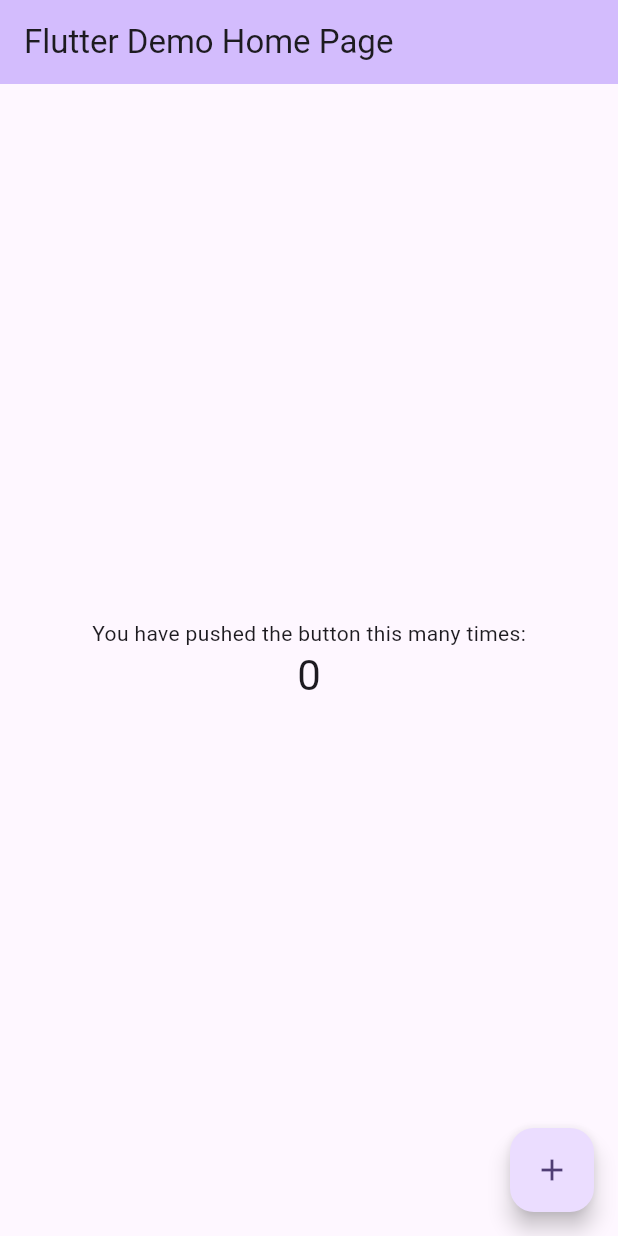
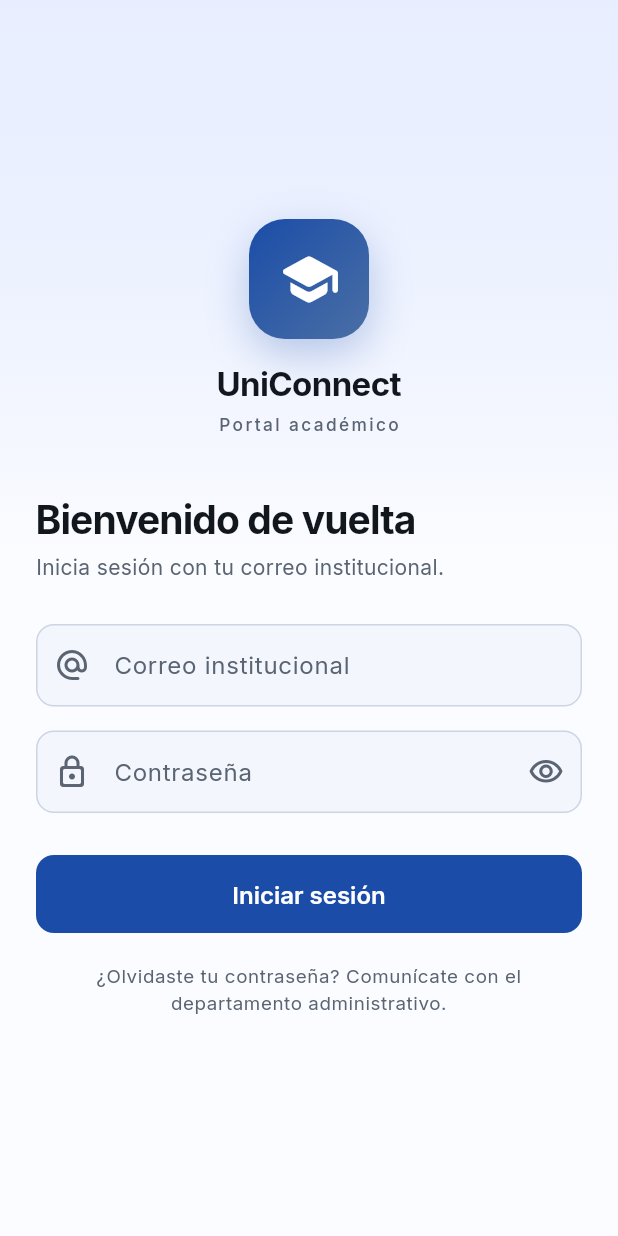
Before and after one commit to DwaRD13/adm_universidad_ui, a Flutter app: the screen it shows after launch, on a phone screen of 412 x 824 dp. Run offline on Flutter 3.47's test engine with Material 3 defaults, Android fonts, the phone set to English and light mode, and no system bars; our stand-ins replace go_router, google_fonts, shared_preferences, shimmer; accounts and stored records are empty.

Commit message:
feat(login): autenticar y redirigir segun el rol del usuario
La pantalla de arranque restaura la sesion guardada y el login
lleva al estudiante a su dashboard. Profesor y administrativo
caen por ahora en una pantalla de panel en construccion.

```diff
--- a/lib/main.dart
+++ b/lib/main.dart
@@ -1,121 +1,97 @@
 import 'package:flutter/material.dart';
+import 'package:go_router/go_router.dart';
+import 'package:intl/date_symbol_data_local.dart';
+import 'package:provider/provider.dart';
 
-void main() {
-  runApp(const MyApp());
+import 'app/router.dart';
+import 'app/tema.dart';
+import 'nucleo/api_cliente.dart';
+import 'proveedores/asistencia_proveedor.dart';
+import 'proveedores/calificaciones_proveedor.dart';
+import 'proveedores/dashboard_proveedor.dart';
+import 'proveedores/horario_proveedor.dart';
+import 'proveedores/inscripcion_proveedor.dart';
+import 'proveedores/materiales_proveedor.dart';
+import 'proveedores/mensajes_proveedor.dart';
+import 'proveedores/perfil_proveedor.dart';
+import 'proveedores/sesion_proveedor.dart';
+import 'proveedores/tareas_proveedor.dart';
+import 'proveedores/tema_proveedor.dart';
+import 'servicios/archivo_servicio.dart';
+import 'servicios/auth_servicio.dart';
+import 'servicios/estudiante_servicio.dart';
+
+Future<void> main() async {
+  WidgetsFlutterBinding.ensureInitialized();
+  // Necesario para que intl formatee fechas y días de la semana en español.
+  await initializeDateFormatting('es');
+
+  runApp(const UniConnectApp());
 }
 
-class MyApp extends StatelessWidget {
-  const MyApp({super.key});
+class UniConnectApp extends StatefulWidget {
+  const UniConnectApp({super.key});
 
-  // This widget is the root of your application.
   @override
-  Widget build(BuildContext context) {
-    return MaterialApp(
-      title: 'Flutter Demo',
-      theme: ThemeData(
-        // This is the theme of your application.
-        //
-        // TRY THIS: Try running your application with "flutter run". You'll see
-        // the application has a purple toolbar. Then, without quitting the app,
-        // try changing the seedColor in the colorScheme below to Colors.green
-        // and then invoke "hot reload" (save your changes or press the "hot
-        // reload" button in a Flutter-supported IDE, or press "r" if you used
-        // the command line to start the app).
-        //
-        // Notice that the counter didn't reset back to zero; the application
-        // state is not lost during the reload. To reset the state, use hot
-        // restart instead.
-        //
-        // This works for code too, not just values: Most code changes can be
-        // tested with just a hot reload.
-        colorScheme: .fromSeed(seedColor: Colors.deepPurple),
-      ),
-      home: const MyHomePage(title: 'Flutter Demo Home Page'),
-    );
-  }
+  State<UniConnectApp> createState() => _UniConnectAppState();
 }
 
-class MyHomePage extends StatefulWidget {
-  const MyHomePage({super.key, required this.title});
+class _UniConnectAppState extends State<UniConnectApp> {
+  // El cliente HTTP y los servicios se crean una sola vez y se comparten:
+  // así el token vive en un único sitio.
+  final ApiCliente _api = ApiCliente();
+  late final EstudianteServicio _estudiante = EstudianteServicio(_api);
+  late final ArchivoServicio _archivos = ArchivoServicio(_api);
+  late final SesionProveedor _sesion = SesionProveedor(
+    api: _api,
+    auth: AuthServicio(_api),
+  );
+  late final TemaProveedor _tema = TemaProveedor();
+  late final GoRouter _router = crearRouter(_sesion);
 
-  // This widget is the home page of your application. It is stateful, meaning
-  // that it has a State object (defined below) that contains fields that affect
-  // how it looks.
-
-  // This class is the configuration for the state. It holds the values (in this
-  // case the title) provided by the parent (in this case the App widget) and
-  // used by the build method of the State. Fields in a Widget subclass are
-  // always marked "final".
-
-  final String title;
+  // Los dos temas se resuelven una sola vez: el `Consumer` de abajo reconstruye
+  // en cada cambio de modo y no tiene sentido rearmarlos (con sus fuentes) ahí.
+  final ThemeData _temaClaro = TemaApp.claro();
+  final ThemeData _temaOscuro = TemaApp.oscuro();
 
   @override
-  State<MyHomePage> createState() => _MyHomePageState();
-}
-
-class _MyHomePageState extends State<MyHomePage> {
-  int _counter = 0;
-
-  void _incrementCounter() {
-    setState(() {
-      // This call to setState tells the Flutter framework that something has
-      // changed in this State, which causes it to rerun the build method below
-      // so that the display can reflect the updated values. If we changed
-      // _counter without calling setState(), then the build method would not be
-      // called again, and so nothing would appear to happen.
-      _counter++;
-    });
+  void initState() {
+    super.initState();
+    _tema.restaurar();
+    _sesion.restaurar();
   }
 
   @override
   Widget build(BuildContext context) {
-    // This method is rerun every time setState is called, for instance as done
-    // by the _incrementCounter method above.
-    //
-    // The Flutter framework has been optimized to make rerunning build methods
-    // fast, so that you can just rebuild anything that needs updating rather
-    // than having to individually change instances of widgets.
-    return Scaffold(
-      appBar: AppBar(
-        // TRY THIS: Try changing the color here to a specific color (to
-        // Colors.amber, perhaps?) and trigger a hot reload to see the AppBar
-        // change color while the other colors stay the same.
-        backgroundColor: Theme.of(context).colorScheme.inversePrimary,
-        // Here we take the value from the MyHomePage object that was created by
-        // the App.build method, and use it to set our appbar title.
-        title: Text(widget.title),
-      ),
-      body: Center(
-        // Center is a layout widget. It takes a single child and positions it
-        // in the middle of the parent.
-        child: Column(
-          // Column is also a layout widget. It takes a list of children and
-          // arranges them vertically. By default, it sizes itself to fit its
-          // children horizontally, and tries to be as tall as its parent.
-          //
-          // Column has various properties to control how it sizes itself and
-          // how it positions its children. Here we use mainAxisAlignment to
-          // center the children vertically; the main axis here is the vertical
-          // axis because Columns are vertical (the cross axis would be
-          // horizontal).
-          //
-          // TRY THIS: Invoke "debug painting" (choose the "Toggle Debug Paint"
-          // action in the IDE, or press "p" in the console), to see the
-          // wireframe for each widget.
-          mainAxisAlignment: .center,
-          children: [
-            const Text('You have pushed the button this many times:'),
-            Text(
-              '$_counter',
-              style: Theme.of(context).textTheme.headlineMedium,
-            ),
-          ],
+    return MultiProvider(
+      providers: [
+        ChangeNotifierProvider.value(value: _sesion),
+        ChangeNotifierProvider.value(value: _tema),
+        ChangeNotifierProvider(create: (_) => DashboardProveedor(_estudiante)),
+        ChangeNotifierProvider(create: (_) => HorarioProveedor(_estudiante)),
+        ChangeNotifierProvider(
+          create: (_) => InscripcionProveedor(_estudiante),
         ),
-      ),
-      floatingActionButton: FloatingActionButton(
-        onPressed: _incrementCounter,
-        tooltip: 'Increment',
-        child: const Icon(Icons.add),
+        ChangeNotifierProvider(
+          create: (_) => CalificacionesProveedor(_estudiante),
+        ),
+        ChangeNotifierProvider(create: (_) => AsistenciaProveedor(_estudiante)),
+        ChangeNotifierProvider(
+          create: (_) => TareasProveedor(_estudiante, _archivos),
+        ),
+        ChangeNotifierProvider(create: (_) => MaterialesProveedor(_estudiante)),
+        ChangeNotifierProvider(create: (_) => MensajesProveedor(_estudiante)),
+        ChangeNotifierProvider(create: (_) => PerfilProveedor(_estudiante)),
+      ],
+      child: Consumer<TemaProveedor>(
+        builder: (context, tema, _) => MaterialApp.router(
+          title: 'UniConnect',
+          debugShowCheckedModeBanner: false,
+          theme: _temaClaro,
+          darkTheme: _temaOscuro,
+          themeMode: tema.modo,
+          routerConfig: _router,
+        ),
       ),
     );
   }
--- /dev/null
+++ b/lib/pantallas/login/login_pantalla.dart
@@ -0,0 +1,292 @@
+import 'package:flutter/material.dart';
+import 'package:provider/provider.dart';
+
+import '../../app/constantes.dart';
+import '../../app/tema.dart';
+import '../../proveedores/sesion_proveedor.dart';
+import '../../widgets/comunes.dart';
+
+/// Puerta de entrada única de la aplicación. Tras autenticar, el router decide
+/// a qué panel llevar al usuario según su rol.
+class LoginPantalla extends StatefulWidget {
+  const LoginPantalla({super.key});
+
+  @override
+  State<LoginPantalla> createState() => _LoginPantallaState();
+}
+
+class _LoginPantallaState extends State<LoginPantalla> {
+  final _formulario = GlobalKey<FormState>();
+  final _email = TextEditingController();
+  final _password = TextEditingController();
+  bool _ocultarPassword = true;
+
+  @override
+  void dispose() {
+    _email.dispose();
+    _password.dispose();
+    super.dispose();
+  }
+
+  Future<void> _entrar() async {
+    if (!_formulario.currentState!.validate()) return;
+    FocusScope.of(context).unfocus();
+    await context.read<SesionProveedor>().iniciarSesion(
+      _email.text,
+      _password.text,
+    );
+    // La navegación la resuelve el redirect del router al cambiar la sesión.
+  }
+
+  @override
+  Widget build(BuildContext context) {
+    final sesion = context.watch<SesionProveedor>();
+    final colores = context.colores;
+
+    return Scaffold(
+      // Velo azul que baja desde arriba: la única superficie de la app que no es
+      // plana, para que la puerta de entrada tenga presencia de marca.
+      body: DecoratedBox(
+        decoration: BoxDecoration(
+          gradient: LinearGradient(
+            begin: Alignment.topCenter,
+            end: Alignment.bottomCenter,
+            colors: [
+              colores.primaryContainer.withValues(alpha: 0.55),
+              colores.surface,
+            ],
+            stops: const [0, 0.45],
+          ),
+        ),
+        child: SafeArea(
+          child: Center(
+            child: SingleChildScrollView(
+              padding: const EdgeInsets.symmetric(horizontal: 24, vertical: 32),
+              child: ConstrainedBox(
+                constraints: const BoxConstraints(maxWidth: 420),
+                child: _formularioLogin(context, sesion, colores),
+              ),
+            ),
+          ),
+        ),
+      ),
+    );
+  }
+
+  Widget _formularioLogin(
+    BuildContext context,
+    SesionProveedor sesion,
+    ColorScheme colores,
+  ) {
+    return Form(
+      key: _formulario,
+      child: Column(
+        crossAxisAlignment: CrossAxisAlignment.stretch,
+        children: [
+          EntradaAnimada(indice: 0, child: _Marca(colores: colores)),
+          const SizedBox(height: 40),
+          EntradaAnimada(
+            indice: 1,
+            child: Column(
+              crossAxisAlignment: CrossAxisAlignment.stretch,
+              children: [
+                Text(
+                  'Bienvenido de vuelta',
+                  style: context.textos.headlineMedium,
+                ),
+                const SizedBox(height: 6),
+                Text(
+                  'Inicia sesión con tu correo institucional.',
+                  style: context.textos.bodyMedium?.copyWith(
+                    color: colores.onSurfaceVariant,
+                  ),
+                ),
+              ],
+            ),
+          ),
+          const SizedBox(height: 28),
+
+          if (sesion.expirada) ...[
+            _Aviso(
+              icono: Icons.info_outline_rounded,
+              mensaje: 'Tu sesión expiró. Vuelve a iniciar sesión.',
+              color: colores.tertiary,
+            ),
+            const SizedBox(height: 16),
+          ],
+
+          EntradaAnimada(
+            indice: 2,
+            child: TextFormField(
+              controller: _email,
+              keyboardType: TextInputType.emailAddress,
+              textInputAction: TextInputAction.next,
+              autofillHints: const [AutofillHints.email],
+              decoration: const InputDecoration(
+                labelText: 'Correo institucional',
+                hintText: 'nombre.apellido@uniconnect.edu.do',
+                prefixIcon: Icon(Icons.alternate_email_rounded),
+              ),
+              validator: (valor) {
+                final texto = valor?.trim() ?? '';
+                if (texto.isEmpty) return 'Escribe tu correo.';
+                if (!texto.contains('@') || !texto.contains('.')) {
+                  return 'El correo no parece válido.';
+                }
+                return null;
+              },
+            ),
+          ),
+          const SizedBox(height: 16),
+
+          EntradaAnimada(
+            indice: 3,
+            child: TextFormField(
+              controller: _password,
+              obscureText: _ocultarPassword,
+              textInputAction: TextInputAction.done,
+              autofillHints: const [AutofillHints.password],
+              onFieldSubmitted: (_) => _entrar(),
+              decoration: InputDecoration(
+                labelText: 'Contraseña',
+                prefixIcon: const Icon(Icons.lock_outline_rounded),
+                suffixIcon: IconButton(
+                  onPressed: () =>
+                      setState(() => _ocultarPassword = !_ocultarPassword),
+                  icon: Icon(
+                    _ocultarPassword
+                        ? Icons.visibility_outlined
+                        : Icons.visibility_off_outlined,
+                  ),
+                  tooltip: _ocultarPassword ? 'Mostrar' : 'Ocultar',
+                ),
+              ),
+              validator: (valor) => (valor == null || valor.isEmpty)
+                  ? 'Escribe tu contraseña.'
+                  : null,
+            ),
+          ),
+
+          if (sesion.error != null) ...[
+            const SizedBox(height: 16),
+            _Aviso(
+              icono: Icons.error_outline_rounded,
+              mensaje: sesion.error!,
+              color: colores.error,
+            ),
+          ],
+
+          const SizedBox(height: 28),
+          EntradaAnimada(
+            indice: 4,
+            child: FilledButton(
+              onPressed: sesion.procesando ? null : _entrar,
+              child: sesion.procesando
+                  ? SizedBox(
+                      width: 22,
+                      height: 22,
+                      child: CircularProgressIndicator(
+                        strokeWidth: 2.4,
+                        color: colores.onPrimary,
+                      ),
+                    )
+                  : const Text('Iniciar sesión'),
+            ),
+          ),
+          const SizedBox(height: 20),
+          Text(
+            '¿Olvidaste tu contraseña? Comunícate con el departamento administrativo.',
+            textAlign: TextAlign.center,
+            style: context.textos.bodySmall?.copyWith(
+              color: colores.onSurfaceVariant,
+            ),
+          ),
+        ],
+      ),
+    );
+  }
+}
+
+class _Marca extends StatelessWidget {
+  const _Marca({required this.colores});
+
+  final ColorScheme colores;
+
+  @override
+  Widget build(BuildContext context) {
+    return Column(
+      children: [
+        Container(
+          width: 80,
+          height: 80,
+          decoration: BoxDecoration(
+            // Degradado dentro de la propia familia azul: el logotipo tiene
+            // volumen sin introducir un color ajeno a la paleta.
+            gradient: LinearGradient(
+              begin: Alignment.topLeft,
+              end: Alignment.bottomRight,
+              colors: [colores.primary, colores.secondary],
+            ),
+            borderRadius: BorderRadius.circular(24),
+            boxShadow: [
+              BoxShadow(
+                color: colores.primary.withValues(alpha: 0.28),
+                blurRadius: 24,
+                offset: const Offset(0, 10),
+              ),
+            ],
+          ),
+          child: Icon(Icons.school_rounded, size: 42, color: colores.onPrimary),
+        ),
+        const SizedBox(height: 16),
+        Text(Constantes.nombreInstitucion, style: context.textos.headlineSmall),
+        const SizedBox(height: 4),
+        Text(
+          'Portal académico',
+          style: context.textos.labelSmall?.copyWith(
+            color: colores.onSurfaceVariant,
+            letterSpacing: 1.6,
+          ),
+        ),
+      ],
+    );
+  }
+}
+
+/// Mensaje destacado dentro del formulario (error de credenciales, sesión expirada).
+class _Aviso extends StatelessWidget {
+  const _Aviso({
+    required this.icono,
+    required this.mensaje,
+    required this.color,
+  });
+
+  final IconData icono;
+  final String mensaje;
+  final Color color;
+
+  @override
+  Widget build(BuildContext context) {
+    return Container(
+      padding: const EdgeInsets.symmetric(horizontal: 14, vertical: 12),
+      decoration: BoxDecoration(
+        color: color.withValues(alpha: 0.1),
+        borderRadius: BorderRadius.circular(12),
+        border: Border.all(color: color.withValues(alpha: 0.3)),
+      ),
+      child: Row(
+        crossAxisAlignment: CrossAxisAlignment.start,
+        children: [
+          Icon(icono, size: 20, color: color),
+          const SizedBox(width: 10),
+          Expanded(
+            child: Text(
+              mensaje,
+              style: context.textos.bodySmall?.copyWith(color: color),
+            ),
+          ),
+        ],
+      ),
+    );
+  }
+}
```
Also changed, not shown: lib/pantallas/arranque_pantalla.dart (added, +56 -0 lines), lib/pantallas/rol_pendiente_pantalla.dart (added, +73 -0 lines).
